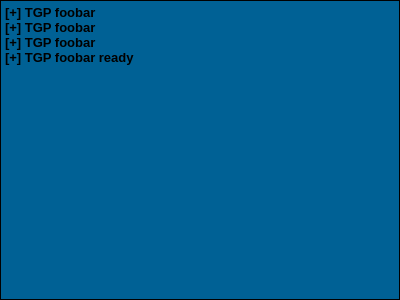
Qt form src/ui/consoleview.ui (solaristhesun/superterm) before a commit.
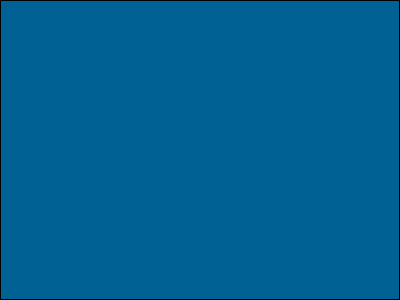
The same form after that commit.

Commit message: implemented consoleview auto scroll down

The edit to the form file:
```diff
--- a/src/ui/consoleview.ui
+++ b/src/ui/consoleview.ui
@@ -10,24 +10,35 @@
     <height>300</height>
    </rect>
   </property>
+  <property name="font">
+   <font>
+    <family>New</family>
+    <weight>50</weight>
+    <italic>false</italic>
+    <bold>false</bold>
+   </font>
+  </property>
   <property name="windowTitle">
    <string>Form</string>
   </property>
   <property name="styleSheet">
    <string notr="true">border :1px solid black;
 background-color: rgb(0, 97, 149);
-color: black;</string>
+color: black;
+font: Courier New;</string>
+  </property>
+  <property name="readOnly">
+   <bool>true</bool>
   </property>
   <property name="html">
-   <string>&lt;!DOCTYPE HTML PUBLIC &quot;-//W3C//DTD HTML 4.0//EN&quot; &quot;http://www.w3.org/TR/REC-html40/strict.dtd&quot;&gt;
+   <string notr="true">&lt;!DOCTYPE HTML PUBLIC &quot;-//W3C//DTD HTML 4.0//EN&quot; &quot;http://www.w3.org/TR/REC-html40/strict.dtd&quot;&gt;
 &lt;html&gt;&lt;head&gt;&lt;meta name=&quot;qrichtext&quot; content=&quot;1&quot; /&gt;&lt;style type=&quot;text/css&quot;&gt;
 p, li { white-space: pre-wrap; }
-&lt;/style&gt;&lt;/head&gt;&lt;body style=&quot; font-family:'Ubuntu'; font-size:8pt; font-weight:400; font-style:normal;&quot;&gt;
-&lt;p style=&quot; margin-top:0px; margin-bottom:0px; margin-left:0px; margin-right:0px; -qt-block-indent:0; text-indent:0px;&quot;&gt;&lt;span style=&quot; font-family:'Courier New'; font-size:10pt; font-weight:600;&quot;&gt;[+] TGP foobar&lt;/span&gt;&lt;/p&gt;
-&lt;p style=&quot; margin-top:0px; margin-bottom:0px; margin-left:0px; margin-right:0px; -qt-block-indent:0; text-indent:0px;&quot;&gt;&lt;span style=&quot; font-family:'Courier New'; font-size:10pt; font-weight:600;&quot;&gt;[+] TGP foobar&lt;/span&gt;&lt;/p&gt;
-&lt;p style=&quot; margin-top:0px; margin-bottom:0px; margin-left:0px; margin-right:0px; -qt-block-indent:0; text-indent:0px;&quot;&gt;&lt;span style=&quot; font-family:'Courier New'; font-size:10pt; font-weight:600;&quot;&gt;[+] TGP foobar&lt;/span&gt;&lt;/p&gt;
-&lt;p style=&quot; margin-top:0px; margin-bottom:0px; margin-left:0px; margin-right:0px; -qt-block-indent:0; text-indent:0px;&quot;&gt;&lt;span style=&quot; font-family:'Courier New'; font-size:10pt; font-weight:600;&quot;&gt;[+] TGP foobar ready&lt;/span&gt;&lt;/p&gt;
-&lt;p style=&quot;-qt-paragraph-type:empty; margin-top:0px; margin-bottom:0px; margin-left:0px; margin-right:0px; -qt-block-indent:0; text-indent:0px; font-family:'Courier New'; font-size:10pt; font-weight:600;&quot;&gt;&lt;br /&gt;&lt;/p&gt;&lt;/body&gt;&lt;/html&gt;</string>
+&lt;/style&gt;&lt;/head&gt;&lt;body style=&quot; font-family:'New'; font-size:9pt; font-weight:400; font-style:normal;&quot;&gt;
+&lt;p style=&quot;-qt-paragraph-type:empty; margin-top:0px; margin-bottom:0px; margin-left:0px; margin-right:0px; -qt-block-indent:0; text-indent:0px;&quot;&gt;&lt;br /&gt;&lt;/p&gt;&lt;/body&gt;&lt;/html&gt;</string>
+  </property>
+  <property name="acceptRichText">
+   <bool>false</bool>
   </property>
   <property name="cursorWidth">
    <number>8</number>
```
The commit also changes 1 other file.
